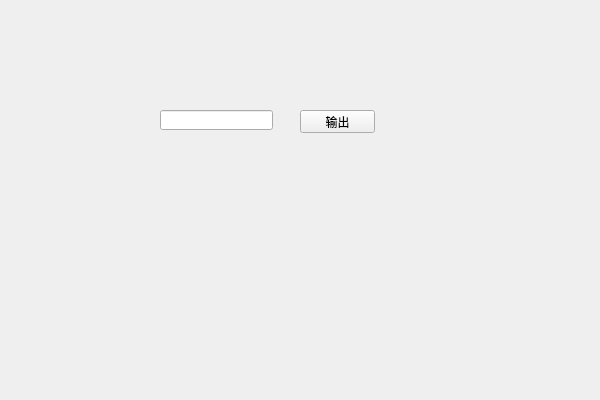
First picture: the form in QtClassLibrary/QtClassLibrary.ui, repository Lilith90s/QtClassLibrary, before the edit.
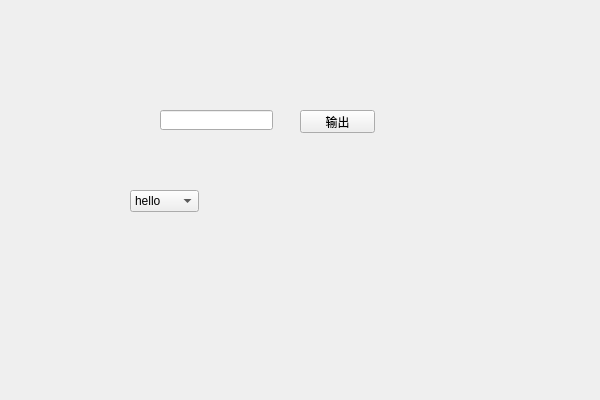
Second picture: the form after the edit. Custom widgets are drawn as their Qt base class.

Patch:
```diff
--- a/QtClassLibrary/QtClassLibrary.ui
+++ b/QtClassLibrary/QtClassLibrary.ui
@@ -2,6 +2,9 @@
 <ui version="4.0">
  <class>QtClassLibraryClass</class>
  <widget class="QWidget" name="QtClassLibraryClass">
+  <property name="enabled">
+   <bool>true</bool>
+  </property>
   <property name="geometry">
    <rect>
     <x>0</x>
@@ -36,6 +39,37 @@
     <string>输出</string>
    </property>
   </widget>
+  <widget class="HRetrievalCombox" name="comboBox">
+   <property name="geometry">
+    <rect>
+     <x>130</x>
+     <y>190</y>
+     <width>69</width>
+     <height>22</height>
+    </rect>
+   </property>
+   <property name="cursor">
+    <cursorShape>ArrowCursor</cursorShape>
+   </property>
+   <property name="editable">
+    <bool>false</bool>
+   </property>
+   <item>
+    <property name="text">
+     <string>hello</string>
+    </property>
+   </item>
+   <item>
+    <property name="text">
+     <string>world</string>
+    </property>
+   </item>
+   <item>
+    <property name="text">
+     <string>hi</string>
+    </property>
+   </item>
+  </widget>
  </widget>
  <layoutdefault spacing="6" margin="11"/>
  <customwidgets>
@@ -44,6 +78,11 @@
    <extends>QLineEdit</extends>
    <header>HDateTimeLineEdit.h</header>
   </customwidget>
+  <customwidget>
+   <class>HRetrievalCombox</class>
+   <extends>QComboBox</extends>
+   <header location="global">HRetrievalCombox.h</header>
+  </customwidget>
  </customwidgets>
  <resources>
   <include location="QtClassLibrary.qrc"/>
```
